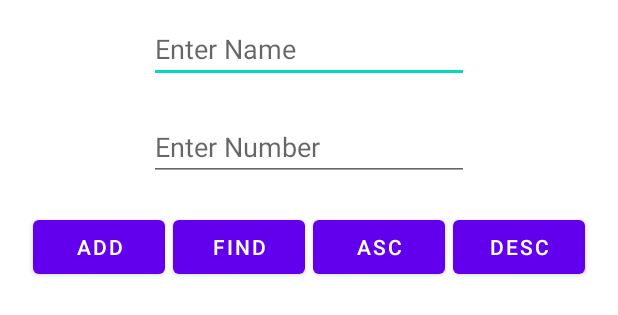
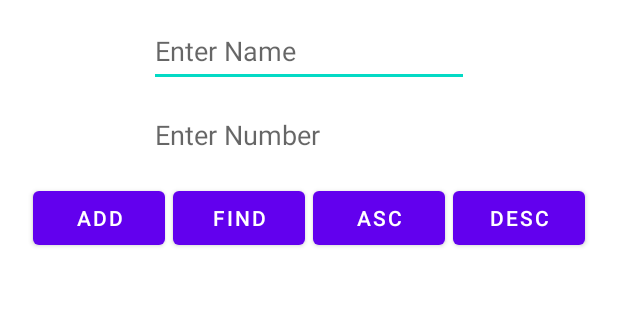
Before and after one commit to JeanCarlos1771/CPS-251, an Android app: the layout main_fragment.xml on its own in the app's theme, with its tools: preview values and no code run, on a phone screen of 412 x 824 dp. Shown: the top 315 px of the screen. Run offline under Robolectric (Android 15) with nearby library versions, the phone set to English and light mode, and no system bars.

Commit message:
final Project final update

```diff
--- a/Final_Assignment/app/src/main/java/com/example/final_assignment/MainViewModel.kt
+++ b/Final_Assignment/app/src/main/java/com/example/final_assignment/MainViewModel.kt
@@ -24,8 +24,8 @@ class MainViewModel(application: Application) : AndroidViewModel(application) {
         repository.findPerson(name)
     }
 
-    fun deleteContact(name: String){
-        repository.deletePerson(name)
+    fun deleteContact(id: Int){
+        repository.deletePerson(id)
     }
 
     fun ascendingOrder(){
--- a/Final_Assignment/app/src/main/java/com/example/final_assignment/Person.kt
+++ b/Final_Assignment/app/src/main/java/com/example/final_assignment/Person.kt
@@ -19,10 +19,6 @@ class Person {
 
     constructor(){}
 
-    constructor(id: Int,personName: String, personNumber: String){
-        this.personName = personName
-        this.personNumber = personNumber
-    }
     constructor(personName: String,personNumber: String){
         this.personName = personName
         this.personNumber = personNumber
--- a/Final_Assignment/app/src/main/java/com/example/final_assignment/PersonDao.kt
+++ b/Final_Assignment/app/src/main/java/com/example/final_assignment/PersonDao.kt
@@ -14,8 +14,8 @@ interface PersonDao {
     @Query("SELECT * FROM Contacts WHERE personName LIKE '%'|| :name || '%'")
     fun findPerson(name: String): List<Person>
 
-    @Query("DELETE FROM Contacts WHERE personName = :name")
-    fun deletePerson(name: String)
+    @Query("DELETE FROM Contacts WHERE perosnId = :id")
+    fun deletePerson(id: Int)
 
     @Query("SELECT * FROM Contacts")
     fun getAllContacts(): LiveData<List<Person>>
--- a/Final_Assignment/app/src/main/res/layout/main_fragment.xml
+++ b/Final_Assignment/app/src/main/res/layout/main_fragment.xml
@@ -12,36 +12,42 @@
 
     <TableLayout
         android:layout_width="match_parent"
-        android:layout_height="wrap_content">
+        android:layout_height="111dp">
 
         <TableRow
             android:layout_width="match_parent"
-            android:layout_height="match_parent"
-            android:gravity="center"
-            android:layout_margin="10dp">
+            android:layout_height="25dp"
+            android:layout_margin="10dp"
+            android:gravity="center">
 
             <EditText
                 android:id="@+id/personName"
+                android:layout_width="wrap_content"
+                android:layout_height="48dp"
+                android:ems="10"
                 android:hint="@string/personName"
-                android:layout_width="wrap_content"
-                android:layout_height="wrap_content"
-                android:ems="10"
-                android:textSize="18sp"/>
+                android:importantForAutofill="no"
+                android:inputType="text"
+                android:textSize="18sp"
+                tools:ignore="TextContrastCheck" />
         </TableRow>
 
         <TableRow
             android:layout_width="match_parent"
             android:layout_height="match_parent"
-            android:gravity="center"
-            android:layout_margin="10dp">
+            android:layout_margin="10dp"
+            android:gravity="center">
 
             <EditText
                 android:id="@+id/personNumber"
+                android:layout_width="wrap_content"
+                android:layout_height="48dp"
+                android:ems="10"
                 android:hint="@string/personNumber"
-                android:layout_width="wrap_content"
-                android:layout_height="wrap_content"
-                android:ems="10"
-                android:textSize="18sp"/>
+                android:importantForAutofill="no"
+                android:inputType="number"
+                android:textSize="18sp"
+                tools:ignore="TextContrastCheck,TouchTargetSizeCheck" />
         </TableRow>
 
     </TableLayout>
@@ -57,38 +63,37 @@
             android:id="@+id/addButton"
             android:layout_width="wrap_content"
             android:layout_height="wrap_content"
-            android:text="@string/add"/>
+            android:text="@string/add" />
 
         <Space
             android:layout_width="5dp"
-            android:layout_height="1dp">
-        </Space>
+            android:layout_height="1dp"></Space>
 
         <Button
             android:id="@+id/findButton"
             android:layout_width="wrap_content"
             android:layout_height="wrap_content"
-            android:text="@string/find"/>
+            android:text="@string/find" />
+
         <Space
             android:layout_width="5dp"
-            android:layout_height="1dp">
-        </Space>
+            android:layout_height="1dp"></Space>
 
         <Button
             android:id="@+id/ascButton"
             android:layout_width="wrap_content"
             android:layout_height="wrap_content"
             android:text="@string/asc" />
+
         <Space
             android:layout_width="5dp"
-            android:layout_height="1dp">
-        </Space>
+            android:layout_height="1dp"></Space>
 
         <Button
             android:id="@+id/descButton"
             android:layout_width="wrap_content"
             android:layout_height="wrap_content"
-            android:text="@string/desc"/>
+            android:text="@string/desc" />
 
     </LinearLayout>
 
```
Also changed, not shown: Final_Assignment/app/src/main/java/com/example/final_assignment/MainFragment.kt (+9 -0 lines), Final_Assignment/app/src/main/java/com/example/final_assignment/PersonRepository.kt (+4 -4 lines), Final_Assignment/app/src/main/java/com/example/final_assignment/RecyclerAdapter.kt (+18 -5 lines), Final_Assignment/app/src/main/res/layout/card_layout.xml (+10 -0 lines).
